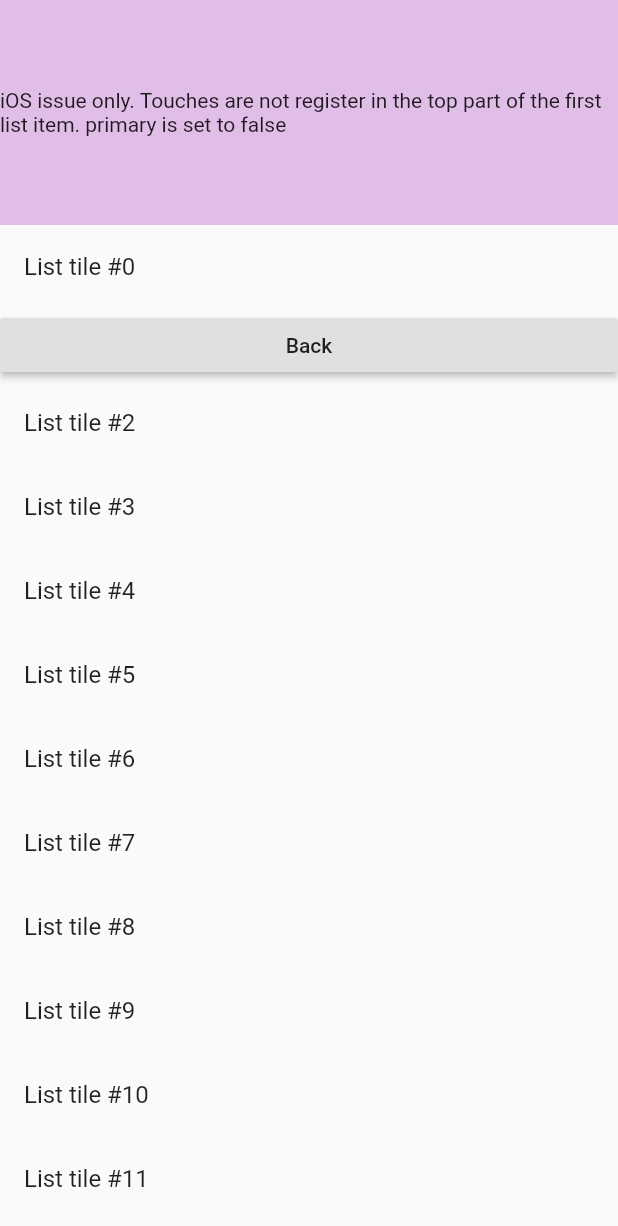
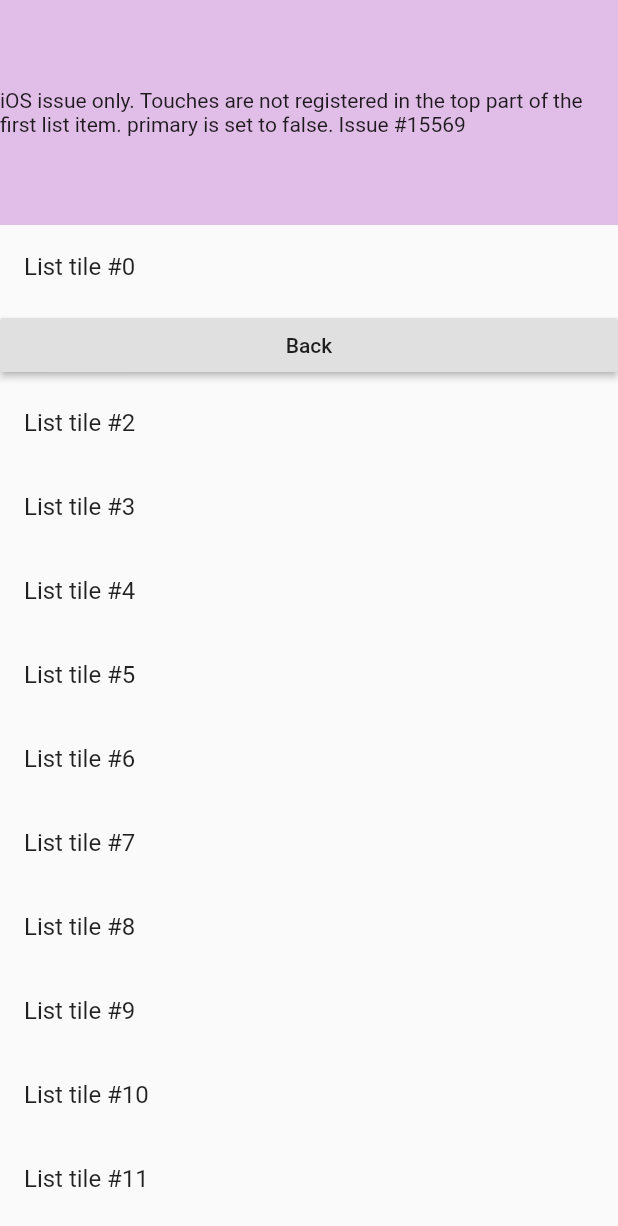
Before and after one commit to vlidholt/flutter_bugs, a Flutter app: the screen it shows after launch, after a tap on "bug_primary_scroll_controller", on a phone screen of 412 x 824 dp. Shown: the top 1226 px of the screen. Run offline on Flutter 3.47's test engine with Material 2 defaults, Android fonts, the phone set to English and light mode, and no system bars.

Commit message:
Updated bugs

```diff
--- a/lib/bug_primary_scroll_controller.dart
+++ b/lib/bug_primary_scroll_controller.dart
@@ -11,7 +11,7 @@ class BugPrimaryScrollController extends StatelessWidget {
           height: 150.0,
           child: new Center(
             child: new Text(
-              'iOS issue only. Touches are not register in the top part of the first list item. primary is set to false',
+              'iOS issue only. Touches are not registered in the top part of the first list item. primary is set to false. Issue #15569',
               style: Theme.of(context).textTheme.body1,
             )
           ),
--- a/lib/main.dart
+++ b/lib/main.dart
@@ -1,10 +1,7 @@
 import 'package:flutter/material.dart';
 
-import 'bug_faded_text.dart';
-import 'bug_ink_response.dart';
 import 'bug_primary_scroll_controller.dart';
-import 'bug_tab_bar.dart';
-import 'bug_tab_selector.dart';
+import 'bug_cupertino_reload.dart';
 
 void main() {
   runApp(new MyApp());
@@ -26,36 +23,21 @@ class MyApp extends StatelessWidget {
 class MyHomePage extends StatelessWidget {
   @override
   Widget build(BuildContext context) {
-    return new Scaffold(
-      appBar: new AppBar(
-        title: new Text('Flutter Bugs'),
+    return Scaffold(
+      appBar: AppBar(
+        title: Text('Flutter Bugs'),
       ),
-      body: new ListView(
+      body: ListView(
         children: <Widget>[
-          new ListTile(
-            title: new Text('bug_ink_response'),
-            subtitle: new Text('Touches are incorrectly cancelled'),
-            onTap: () { _openTest(context, new BugInkResponse()); }
+          ListTile(
+            title: Text('bug_primary_scroll_controller'),
+            subtitle: Text('Blocks touch input'),
+            onTap: () { _openTest(context, BugPrimaryScrollController()); }
           ),
-          new ListTile(
-            title: new Text('bug_primary_scroll_controller'),
-            subtitle: new Text('Blocks touch input'),
-            onTap: () { _openTest(context, new BugPrimaryScrollController()); }
-          ),
-          new ListTile(
-            title: new Text('bug_tab_bar'),
-            subtitle: new Text('Scrolling of TabBar is incorrect'),
-            onTap: () { _openTest(context, new BugTabBar()); }
-          ),
-          new ListTile(
-            title: new Text('bug_faded_text'),
-            subtitle: new Text('TextOverflow.fade breaks when scrolling'),
-            onTap: () { _openTest(context, new BugFadedText()); }
-          ),
-          new ListTile(
-            title: new Text('bug_tab_selector'),
-            subtitle: new Text('TextOverflow.fade breaks when scrolling'),
-            onTap: () { _openTest(context, new BugTabSelector()); }
+          ListTile(
+            title: Text('bug_cupertino_reload'),
+            subtitle: Text('Cupertino Reload fails'),
+            onTap: () { _openTest(context, BugCupertinoReload()); }
           ),
         ],
       ),
```
Also changed, not shown: lib/bug_cupertino_reload.dart (added, +44 -0 lines), lib/bug_faded_text.dart (deleted, +0 -26 lines), lib/bug_ink_response.dart (deleted, +0 -40 lines), lib/bug_tab_bar.dart (deleted, +0 -40 lines), lib/bug_tab_selector.dart (deleted, +0 -74 lines), flutter_01.png (added), 14 other files.
